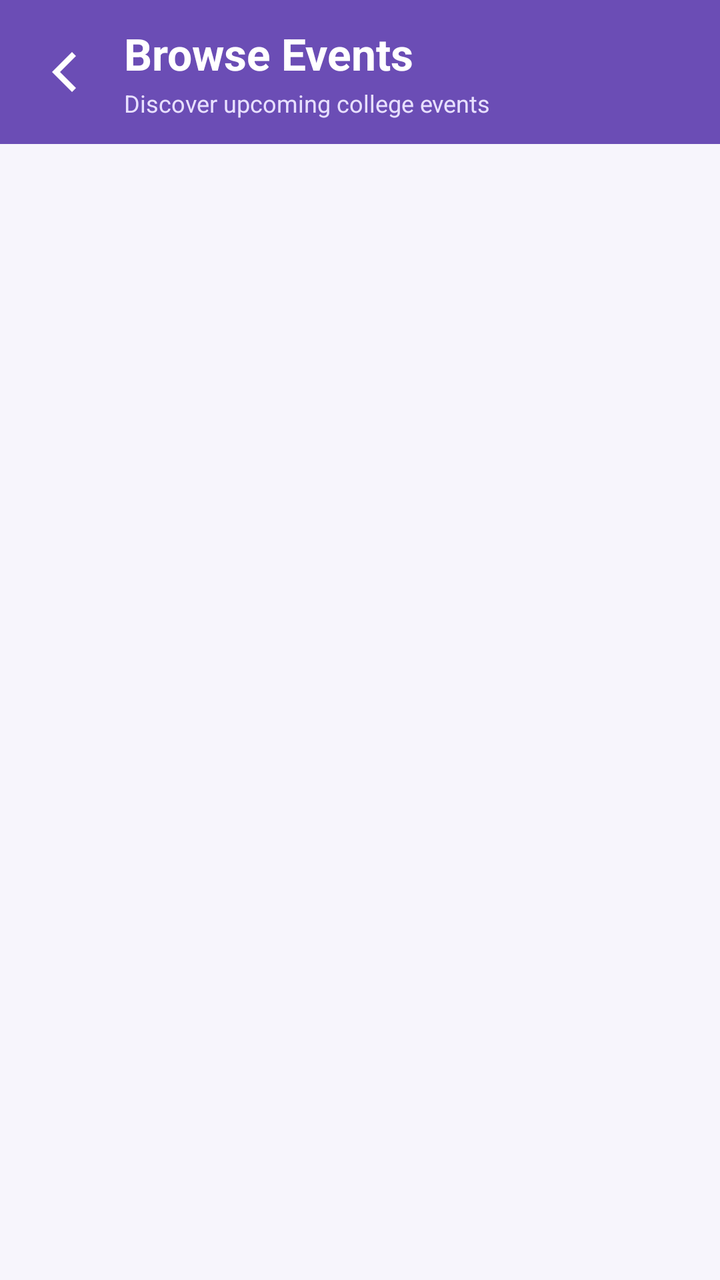
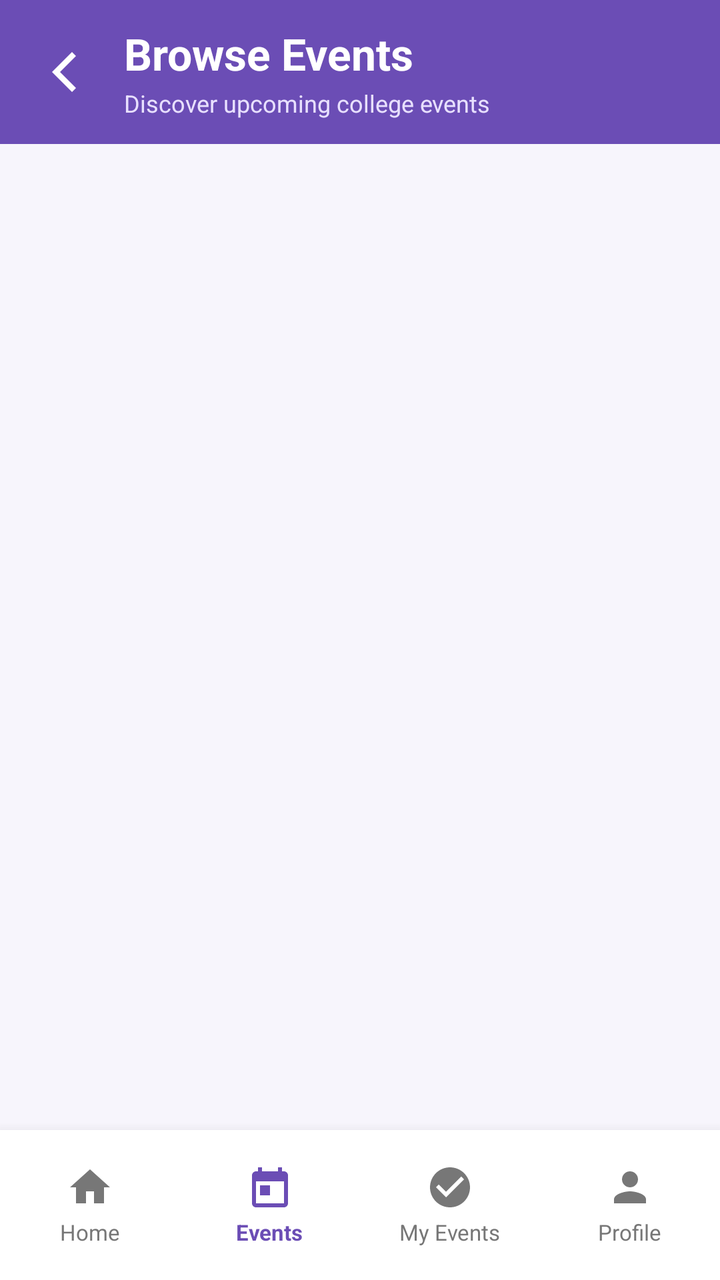

Two renders of the same Android screen: before a commit and after it. Below are the layout's source before the change and the commit's diff.
<!-- AndroidManifest.xml: application theme Theme.CollegeEventManagement -->
<!-- res/layout/activity_browse_events.xml -->
<?xml version="1.0" encoding="utf-8"?>
<LinearLayout
    xmlns:android="http://schemas.android.com/apk/res/android"
    xmlns:app="http://schemas.android.com/apk/res-auto"
    android:layout_width="match_parent"
    android:layout_height="match_parent"
    android:orientation="vertical"
    android:background="#F7F5FC">

    
    
    

    <LinearLayout
        android:layout_width="match_parent"
        android:layout_height="wrap_content"
        android:minHeight="72dp"
        android:orientation="horizontal"
        android:gravity="center_vertical"
        android:background="#6B4DB5"
        android:paddingStart="8dp"
        android:paddingEnd="12dp">

        

        <ImageButton
            android:id="@+id/backButton"
            android:layout_width="48dp"
            android:layout_height="48dp"
            android:layout_gravity="center_vertical"
            android:background="@android:color/transparent"
            android:src="@drawable/ic_arrow_back"
            app:tint="@android:color/white"
            android:contentDescription="Back"
            android:clickable="true"
            android:focusable="true"
            android:padding="10dp" />

        

        <LinearLayout
            android:layout_width="0dp"
            android:layout_height="wrap_content"
            android:layout_weight="1"
            android:orientation="vertical"
            android:paddingStart="6dp">

            <TextView
                android:layout_width="wrap_content"
                android:layout_height="wrap_content"
                android:text="Browse Events"
                android:textColor="@android:color/white"
                android:textSize="22sp"
                android:textStyle="bold" />

            <TextView
                android:layout_width="wrap_content"
                android:layout_height="wrap_content"
                android:text="Discover upcoming college events"
                android:textColor="#E8E0FF"
                android:textSize="12sp"
                android:layout_marginTop="2dp" />

        </LinearLayout>

    </LinearLayout>


    
    
    

    <ScrollView
        android:layout_width="match_parent"
        android:layout_height="0dp"
        android:layout_weight="1"
        android:fillViewport="true"
        android:scrollbars="vertical">

        <LinearLayout
            android:id="@+id/eventsContainer"
            android:layout_width="match_parent"
            android:layout_height="wrap_content"
            android:orientation="vertical"
            android:paddingTop="8dp"
            android:paddingBottom="24dp" />

    </ScrollView>

</LinearLayout>
<!-- resources referenced by this layout -->
<resources>
  <!-- drawable ic_arrow_back (drawable) -->
  <?xml version="1.0" encoding="utf-8"?>
  <vector xmlns:android="http://schemas.android.com/apk/res/android"
      android:width="32dp"
      android:height="32dp"
      android:viewportWidth="32"
      android:viewportHeight="32">
  
      <path
          android:fillColor="#FFFFFF"
          android:pathData="M20,6 L10,16 L20,26 L22,24 L14,16 L22,8 Z" />
  
  </vector>
  <style name="Theme.CollegeEventManagement" parent="Base.Theme.CollegeEventManagement" />
  <style name="Base.Theme.CollegeEventManagement" parent="Theme.Material3.DayNight.NoActionBar">
          
          
      </style>
</resources>

<!-- the commit's change to res/layout/activity_browse_events.xml (unified diff, before → after) -->
@@ -6,6 +6,7 @@
     android:layout_height="match_parent"
     android:orientation="vertical"
     android:background="#F7F5FC">
+
 
     
     
@@ -36,6 +37,7 @@
             android:focusable="true"
             android:padding="10dp" />
 
+
         
 
         <LinearLayout
@@ -87,4 +89,154 @@
 
     </ScrollView>
 
+
+    
+    
+    
+
+    <LinearLayout
+        android:layout_width="match_parent"
+        android:layout_height="75dp"
+        android:orientation="horizontal"
+        android:gravity="center"
+        android:background="@android:color/white"
+        android:elevation="10dp"
+        android:paddingTop="4dp"
+        android:paddingBottom="4dp">
+
+
+        
+        
+        
+
+        <LinearLayout
+            android:id="@+id/navHome"
+            android:layout_width="0dp"
+            android:layout_height="match_parent"
+            android:layout_weight="1"
+            android:orientation="vertical"
+            android:gravity="center"
+            android:clickable="true"
+            android:focusable="true"
+            android:background="?attr/selectableItemBackgroundBorderless">
+
+            <ImageView
+                android:layout_width="24dp"
+                android:layout_height="24dp"
+                android:src="@drawable/ic_home"
+                android:contentDescription="Home"
+                app:tint="#777777" />
+
+            <TextView
+                android:layout_width="wrap_content"
+                android:layout_height="wrap_content"
+                android:text="Home"
+                android:textSize="11sp"
+                android:textColor="#777777"
+                android:layout_marginTop="3dp" />
+
+        </LinearLayout>
+
+
+        
+        
+        
+
+        <LinearLayout
+            android:id="@+id/navEvents"
+            android:layout_width="0dp"
+            android:layout_height="match_parent"
+            android:layout_weight="1"
+            android:orientation="vertical"
+            android:gravity="center"
+            android:clickable="true"
+            android:focusable="true"
+            android:background="?attr/selectableItemBackgroundBorderless">
+
+            <ImageView
+                android:layout_width="24dp"
+                android:layout_height="24dp"
+                android:src="@drawable/ic_event"
+                android:contentDescription="Events"
+                app:tint="#6B4DB5" />
+
+            <TextView
+                android:layout_width="wrap_content"
+                android:layout_height="wrap_content"
+                android:text="Events"
+                android:textSize="11sp"
+                android:textColor="#6B4DB5"
+                android:textStyle="bold"
+                android:layout_marginTop="3dp" />
+
+        </LinearLayout>
+
+
+        
+        
+        
+
+        <LinearLayout
+            android:id="@+id/navMyEvents"
+            android:layout_width="0dp"
+            android:layout_height="match_parent"
+            android:layout_weight="1"
+            android:orientation="vertical"
+            android:gravity="center"
+            android:clickable="true"
+            android:focusable="true"
+            android:background="?attr/selectableItemBackgroundBorderless">
+
+            <ImageView
+                android:layout_width="24dp"
+                android:layout_height="24dp"
+                android:src="@drawable/ic_confirmation"
+                android:contentDescription="My Events"
+                app:tint="#777777" />
+
+            <TextView
+                android:layout_width="wrap_content"
+                android:layout_height="wrap_content"
+                android:text="My Events"
+                android:textSize="11sp"
+                android:textColor="#777777"
+                android:layout_marginTop="3dp" />
+
+        </LinearLayout>
+
+
+        
+        
+        
+
+        <LinearLayout
+            android:id="@+id/navProfile"
+            android:layout_width="0dp"
+            android:layout_height="match_parent"
+            android:layout_weight="1"
+            android:orientation="vertical"
+            android:gravity="center"
+            android:clickable="true"
+            android:focusable="true"
+            android:background="?attr/selectableItemBackgroundBorderless">
+
+            <ImageView
+                android:layout_width="24dp"
+                android:layout_height="24dp"
+                android:src="@drawable/ic_person"
+                android:contentDescription="Profile"
+                app:tint="#777777" />
+
+            <TextView
+                android:layout_width="wrap_content"
+                android:layout_height="wrap_content"
+                android:text="Profile"
+                android:textSize="11sp"
+                android:textColor="#777777"
+                android:layout_marginTop="3dp" />
+
+        </LinearLayout>
+
+    </LinearLayout>
+
 </LinearLayout>
<!-- resource entries referenced after the edit -->
@@ -13,6 +13,58 @@
           android:pathData="M20,6 L10,16 L20,26 L22,24 L14,16 L22,8 Z" />
   
   </vector>
+  <!-- drawable ic_confirmation (drawable) -->
+  <?xml version="1.0" encoding="utf-8"?>
+  <vector xmlns:android="http://schemas.android.com/apk/res/android"
+      android:width="24dp"
+      android:height="24dp"
+      android:viewportWidth="24"
+      android:viewportHeight="24">
+  
+      <path
+          android:fillColor="#FFFFFFFF"
+          android:pathData="M12,2C6.48,2 2,6.48 2,12s4.48,10 10,10 10,-4.48 10,-10S17.52,2 12,2zM10,17l-5,-5 1.41,-1.41L10,14.17l7.59,-7.59L19,8l-9,9z" />
+  
+  </vector>
+  <!-- drawable ic_event (drawable) -->
+  <?xml version="1.0" encoding="utf-8"?>
+  <vector xmlns:android="http://schemas.android.com/apk/res/android"
+      android:width="24dp"
+      android:height="24dp"
+      android:viewportWidth="24"
+      android:viewportHeight="24">
+  
+      <path
+          android:fillColor="#FFFFFFFF"
+          android:pathData="M19,4h-1V2h-2v2H8V2H6v2H5c-1.1,0 -2,0.9 -2,2v14c0,1.1 0.9,2 2,2h14c1.1,0 2,-0.9 2,-2V6c0,-1.1 -0.9,-2 -2,-2zM19,20H5V9h14v11zM7,11h5v5H7z" />
+  
+  </vector>
+  <!-- drawable ic_home (drawable) -->
+  <?xml version="1.0" encoding="utf-8"?>
+  <vector xmlns:android="http://schemas.android.com/apk/res/android"
+      android:width="24dp"
+      android:height="24dp"
+      android:viewportWidth="24"
+      android:viewportHeight="24">
+  
+      <path
+          android:fillColor="#FF000000"
+          android:pathData="M10,20v-6h4v6h5v-8h3L12,3 2,12h3v8z" />
+  
+  </vector>
+  <!-- drawable ic_person (drawable) -->
+  <?xml version="1.0" encoding="utf-8"?>
+  <vector xmlns:android="http://schemas.android.com/apk/res/android"
+      android:width="24dp"
+      android:height="24dp"
+      android:viewportWidth="24"
+      android:viewportHeight="24">
+  
+      <path
+          android:fillColor="#FF000000"
+          android:pathData="M12,12c2.21,0 4,-1.79 4,-4s-1.79,-4 -4,-4 -4,1.79 -4,4 1.79,4 4,4zM12,14c-2.67,0 -8,1.34 -8,4v2h16v-2c0,-2.66 -5.33,-4 -8,-4z" />
+  
+  </vector>
   <style name="Theme.CollegeEventManagement" parent="Base.Theme.CollegeEventManagement" />
   <style name="Base.Theme.CollegeEventManagement" parent="Theme.Material3.DayNight.NoActionBar">
           
